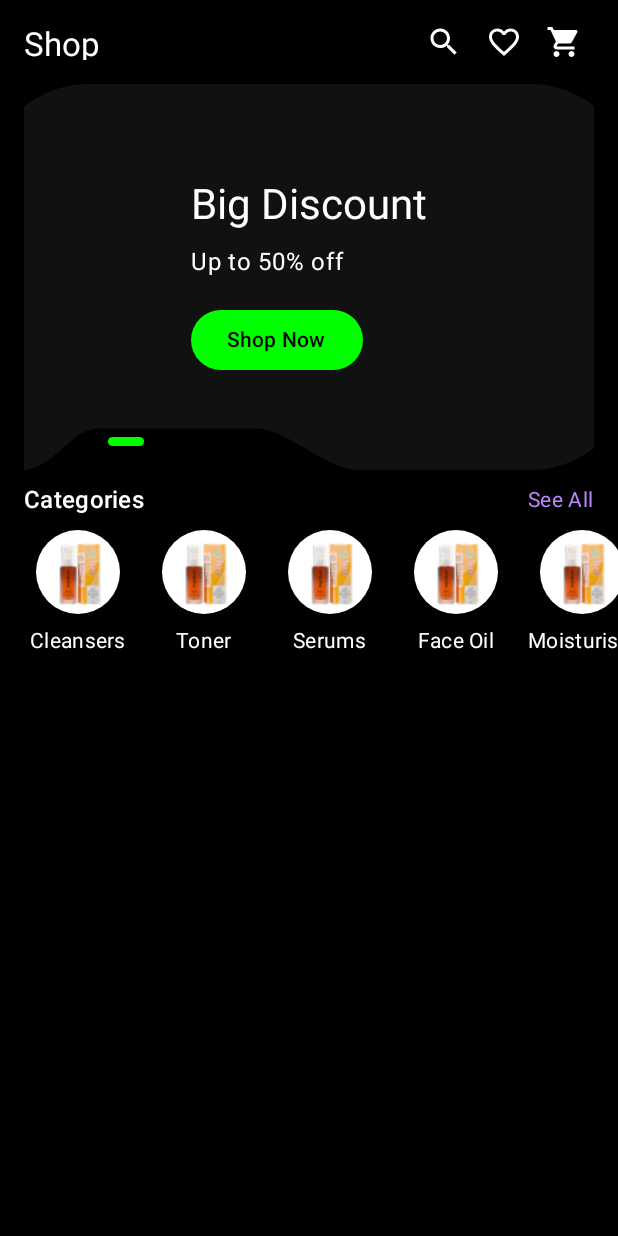
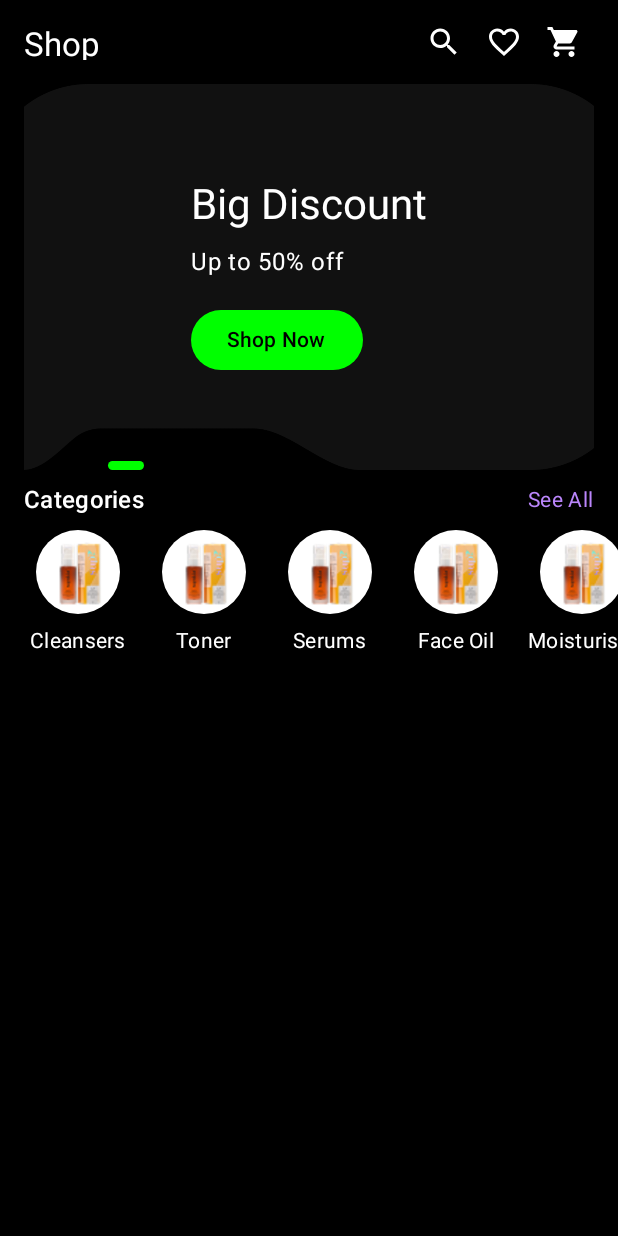
Before and after one commit to oyeraghib/Shop-App-D4C, an Android app built with Jetpack Compose: the screen it shows after launch (HomeActivity), on a phone screen of 412 x 824 dp. Run offline under Robolectric (Android 15) with nearby library versions, the phone set to English and light mode, and no system bars; our stand-ins replace accompanist.

Commit message:
fix: remove padding

```diff
--- a/app/src/main/java/com/d4cshopappassignment/ui/activity/shopHome/HomeActivity.kt
+++ b/app/src/main/java/com/d4cshopappassignment/ui/activity/shopHome/HomeActivity.kt
@@ -203,7 +203,7 @@ fun PromoCardBanner(
         Row(
             modifier = Modifier
                 .align(Alignment.BottomStart)
-                .padding(start = 72.dp, bottom = 16.dp),
+                .padding(start = 72.dp),
             horizontalArrangement = Arrangement.spacedBy(8.dp)
         ) {
             repeat(cards.size) { index ->
```
